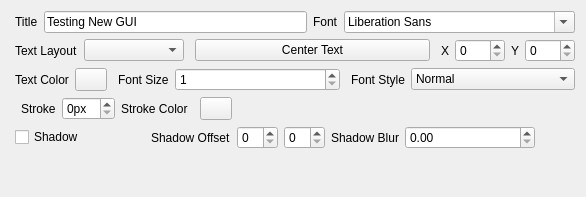
Before: the Qt Designer form src/components/text.ui in djfun/audio-visualizer-python, drawn with Qt 5.
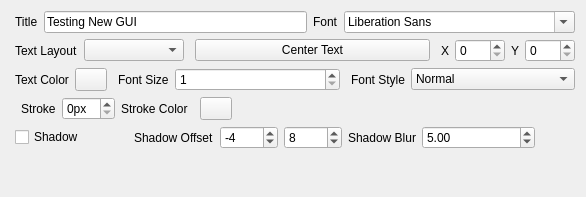
After: the same form once the commit is applied.

Commit message: dropshadow option for Text component

```diff
--- a/src/components/text.ui
+++ b/src/components/text.ui
@@ -563,6 +563,15 @@
            <verstretch>0</verstretch>
           </sizepolicy>
          </property>
+         <property name="minimum">
+          <number>-1000</number>
+         </property>
+         <property name="maximum">
+          <number>1000</number>
+         </property>
+         <property name="value">
+          <number>-4</number>
+         </property>
         </widget>
        </item>
        <item>
@@ -573,6 +582,15 @@
            <verstretch>0</verstretch>
           </sizepolicy>
          </property>
+         <property name="minimum">
+          <number>-1000</number>
+         </property>
+         <property name="maximum">
+          <number>1000</number>
+         </property>
+         <property name="value">
+          <number>8</number>
+         </property>
         </widget>
        </item>
        <item>
@@ -596,6 +614,15 @@
            <verstretch>0</verstretch>
           </sizepolicy>
          </property>
+         <property name="maximum">
+          <double>99.000000000000000</double>
+         </property>
+         <property name="singleStep">
+          <double>0.100000000000000</double>
+         </property>
+         <property name="value">
+          <double>5.000000000000000</double>
+         </property>
         </widget>
        </item>
        <item>
```
The commit also changes 1 other file.
